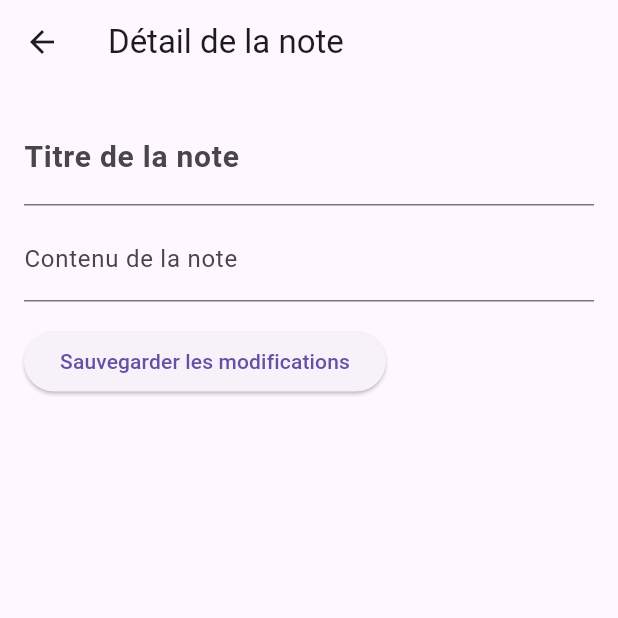
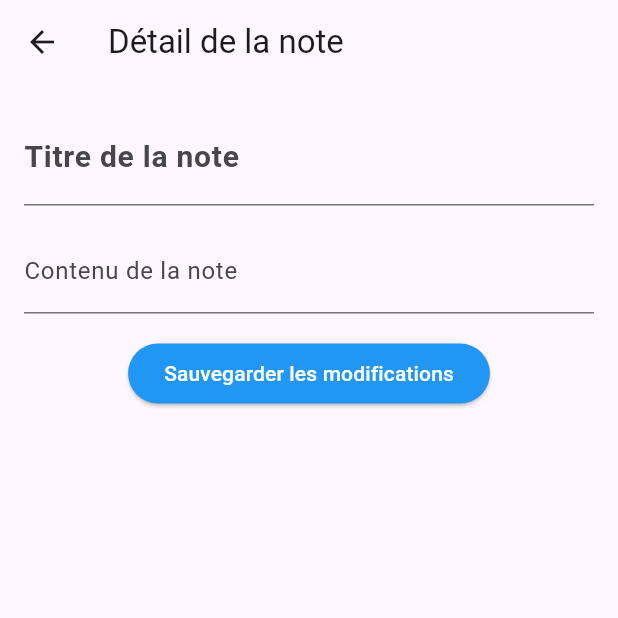
Before and after one commit to Nickos0695/test, a Flutter app: the DetailNote screen opened directly with empty values, after a tap on "Sauvegarder les modifications", on a phone screen of 412 x 824 dp, the top half of it. Run offline on Flutter 3.47's test engine with Material 3 defaults, Android fonts, the phone set to English and light mode, and no system bars; network calls fail.

Commit message:
edit frontend directory and edit docker-compose

```diff
--- a/frontend/my_notes/lib/screens/create_note.dart
+++ b/frontend/my_notes/lib/screens/create_note.dart
@@ -45,7 +45,7 @@ class _CreateNoteState extends State<CreateNote> {
       appBar: AppBar(
         title: const Text('Créer une note'),
       ),
-      body: Padding(
+       body: Padding(
         padding: const EdgeInsets.all(16.0),
         child: Column(
           children: [
@@ -64,10 +64,13 @@ class _CreateNoteState extends State<CreateNote> {
             ),
             const SizedBox(height: 16),
             ElevatedButton(
+              style: ElevatedButton.styleFrom(
+                backgroundColor: Colors.blue,
+              ),
               onPressed: () {
                 saveNote();
               },
-              child: const Text('Enregistrer la note'),
+              child: const Text('Enregistrer la note', style: TextStyle(color: Colors.white)),
             ),
           ],
         ),
--- a/frontend/my_notes/lib/screens/detail_note.dart
+++ b/frontend/my_notes/lib/screens/detail_note.dart
@@ -5,7 +5,7 @@ import 'package:my_notes/models/note_model.dart';
 import 'package:my_notes/screens/home_screen.dart';
 
 class DetailNote extends StatefulWidget {
-  const DetailNote({Key? key, required this.note}) : super(key: key);
+  const DetailNote({super.key, required this.note});
 
   final Note note;
 
@@ -15,14 +15,14 @@ class DetailNote extends StatefulWidget {
 
 class _DetailNoteState extends State<DetailNote> {
   late TextEditingController titleController;
-  late TextEditingController contentController;
+  late TextEditingController textController;
 
   @override
   void initState() {
     super.initState();
     // Initialisez les contrôleurs avec les valeurs actuelles de la note
     titleController = TextEditingController(text: widget.note.title);
-    contentController = TextEditingController(text: widget.note.text);
+    textController = TextEditingController(text: widget.note.text);
   }
 
   Future<void> updateNote() async {
@@ -30,7 +30,7 @@ class _DetailNoteState extends State<DetailNote> {
 
     final Map<String, dynamic> data = {
       'title': titleController.text,
-      'text': contentController.text,
+      'text': textController.text,
     };
 
     final response = await http.put(
@@ -58,7 +58,6 @@ class _DetailNoteState extends State<DetailNote> {
       body: Padding(
         padding: const EdgeInsets.all(16.0),
         child: Column(
-          crossAxisAlignment: CrossAxisAlignment.start,
           children: [
             TextField(
               controller: titleController,
@@ -68,17 +67,20 @@ class _DetailNoteState extends State<DetailNote> {
               ),
               style: const TextStyle(fontSize: 20, fontWeight: FontWeight.bold),
             ),
-            const SizedBox(height: 8),
+            const SizedBox(height: 16),
             TextField(
-              controller: contentController,
+              controller: textController,
               decoration: const InputDecoration(labelText: 'Contenu de la note'),
             ),
             const SizedBox(height: 16),
             ElevatedButton(
+              style: ElevatedButton.styleFrom(
+                backgroundColor: Colors.blue,
+              ),
               onPressed: () {
                 updateNote();
               },
-              child: const Text('Sauvegarder les modifications'),
+              child: const Text('Sauvegarder les modifications', style: TextStyle(color: Colors.white)),
             ),
           ],
         ),
```
